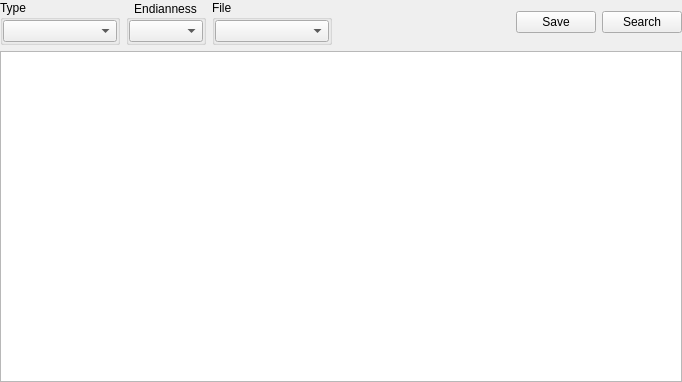
Above: SearchSignatures/searchsignatureswidget.ui from horsicq/FormatWidgets before the change. Below: the same form after it.
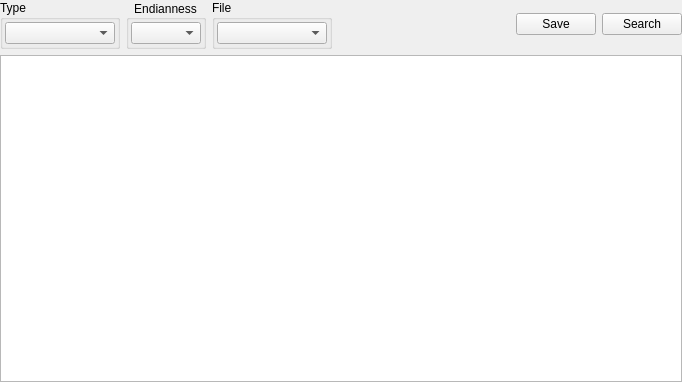
That is the form after the change.

Patch:
```diff
--- a/SearchSignatures/searchsignatureswidget.ui
+++ b/SearchSignatures/searchsignatureswidget.ui
@@ -41,16 +41,16 @@
        </property>
        <layout class="QVBoxLayout" name="verticalLayout_3">
         <property name="leftMargin">
-         <number>0</number>
+         <number>2</number>
         </property>
         <property name="topMargin">
-         <number>0</number>
+         <number>2</number>
         </property>
         <property name="rightMargin">
-         <number>0</number>
+         <number>2</number>
         </property>
         <property name="bottomMargin">
-         <number>0</number>
+         <number>2</number>
         </property>
         <item>
          <widget class="QComboBox" name="comboBoxType"/>
@@ -74,16 +74,16 @@
        </property>
        <layout class="QVBoxLayout" name="verticalLayout_10">
         <property name="leftMargin">
-         <number>0</number>
+         <number>2</number>
         </property>
         <property name="topMargin">
-         <number>0</number>
+         <number>2</number>
         </property>
         <property name="rightMargin">
-         <number>0</number>
+         <number>2</number>
         </property>
         <property name="bottomMargin">
-         <number>0</number>
+         <number>2</number>
         </property>
         <item>
          <widget class="QComboBox" name="comboBoxEndianness"/>
@@ -104,16 +104,16 @@
        </property>
        <layout class="QVBoxLayout" name="verticalLayout_4">
         <property name="leftMargin">
-         <number>0</number>
+         <number>2</number>
         </property>
         <property name="topMargin">
-         <number>0</number>
+         <number>2</number>
         </property>
         <property name="rightMargin">
-         <number>0</number>
+         <number>2</number>
         </property>
         <property name="bottomMargin">
-         <number>0</number>
+         <number>2</number>
         </property>
         <item>
          <widget class="QComboBox" name="comboBoxFile"/>
```
